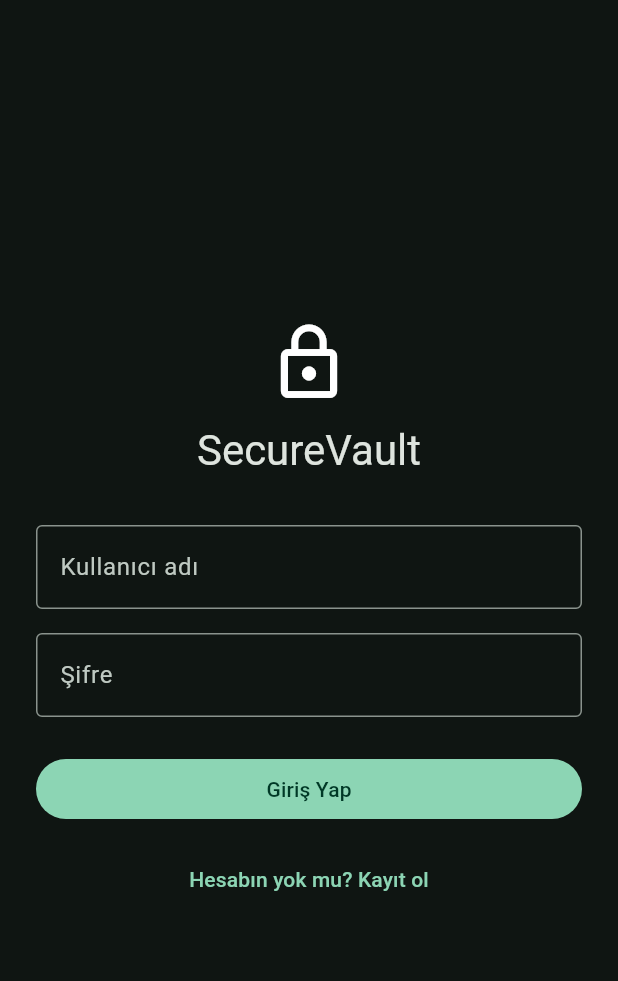
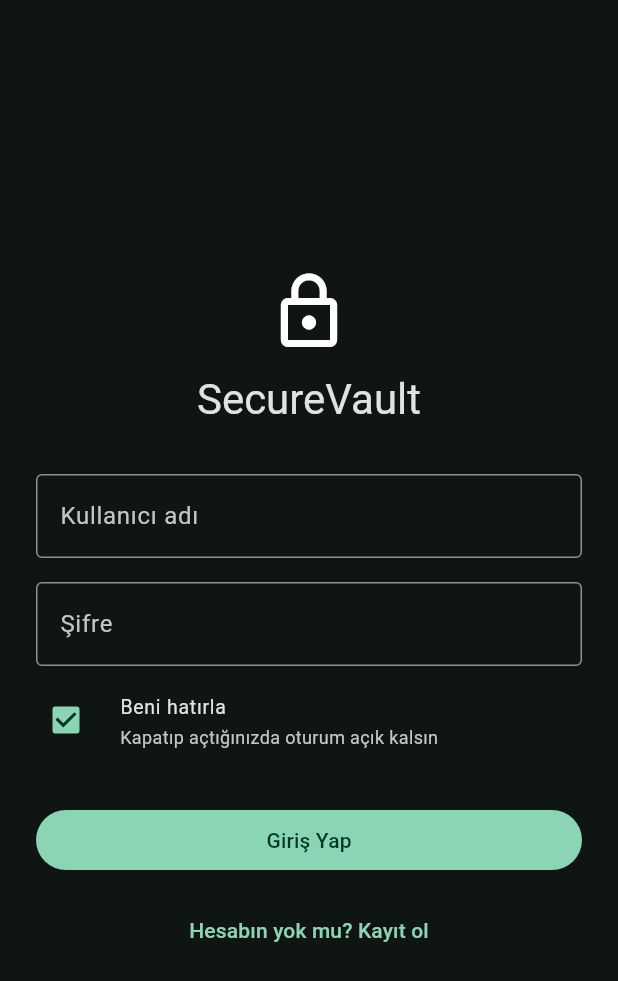
Before and after one commit to O2m4nl11299/securevault-mobile, a Flutter app: the screen it shows after launch, on a phone screen of 412 x 824 dp. Shown: the top 981 px of the screen. Run offline on Flutter 3.47's test engine with Material 3 defaults, Android fonts, the phone set to English and light mode, and no system bars; our stand-ins replace dio, file_picker, flutter_secure_storage, share_plus; missing offline and left inert: cryptography, cryptography_flutter.

Commit message:
Add 'Remember me' option to login (persists session only when checked); fix Turkish characters in login screen

```diff
--- a/lib/screens/login_screen.dart
+++ b/lib/screens/login_screen.dart
@@ -21,6 +21,7 @@ class _LoginScreenState extends State<LoginScreen> {
   final _authService = AuthService();
 
   bool _loading = false;
+  bool _remember = true;
   String? _error;
 
   @override
@@ -45,6 +46,7 @@ class _LoginScreenState extends State<LoginScreen> {
       await _authService.login(
         username: _usernameCtrl.text.trim(),
         password: _passwordCtrl.text,
+        remember: _remember,
       );
       if (!mounted) return;
       Navigator.of(context).pushReplacement(
@@ -108,6 +110,21 @@ class _LoginScreenState extends State<LoginScreen> {
                         (v == null || v.length < 8) ? 'En az 8 karakter' : null,
                     onFieldSubmitted: (_) => _submit(),
                   ),
+                  const SizedBox(height: 4),
+                  CheckboxListTile(
+                    value: _remember,
+                    onChanged: _loading
+                        ? null
+                        : (v) => setState(() => _remember = v ?? true),
+                    title: const Text('Beni hatırla'),
+                    subtitle: const Text(
+                      'Kapatıp açtığınızda oturum açık kalsın',
+                      style: TextStyle(fontSize: 12),
+                    ),
+                    controlAffinity: ListTileControlAffinity.leading,
+                    contentPadding: EdgeInsets.zero,
+                    dense: true,
+                  ),
                   if (_error != null) ...[
                     const SizedBox(height: 12),
                     Text(_error!, style: const TextStyle(color: Colors.redAccent)),
--- a/lib/services/secure_storage_service.dart
+++ b/lib/services/secure_storage_service.dart
@@ -8,24 +8,30 @@ class SecureStorageService {
   static const _kSessionToken = 'session_token';
   static const _kPlan = 'user_plan';
   static const _kUsername = 'username';
+  static const _kRemember = 'remember_me';
 
   static Future<void> saveSession({
     required String token,
     required String plan,
     required String username,
+    required bool remember,
   }) async {
     await _storage.write(key: _kSessionToken, value: token);
     await _storage.write(key: _kPlan, value: plan);
     await _storage.write(key: _kUsername, value: username);
+    await _storage.write(key: _kRemember, value: remember ? 'true' : 'false');
   }
 
   static Future<String?> readToken() => _storage.read(key: _kSessionToken);
   static Future<String?> readPlan() => _storage.read(key: _kPlan);
   static Future<String?> readUsername() => _storage.read(key: _kUsername);
+  static Future<bool> readRemember() async =>
+      (await _storage.read(key: _kRemember)) == 'true';
 
   static Future<void> clear() async {
     await _storage.delete(key: _kSessionToken);
     await _storage.delete(key: _kPlan);
     await _storage.delete(key: _kUsername);
+    await _storage.delete(key: _kRemember);
   }
 }
```
Also changed, not shown: lib/main.dart (+9 -2 lines), lib/services/auth_service.dart (+9 -0 lines).
